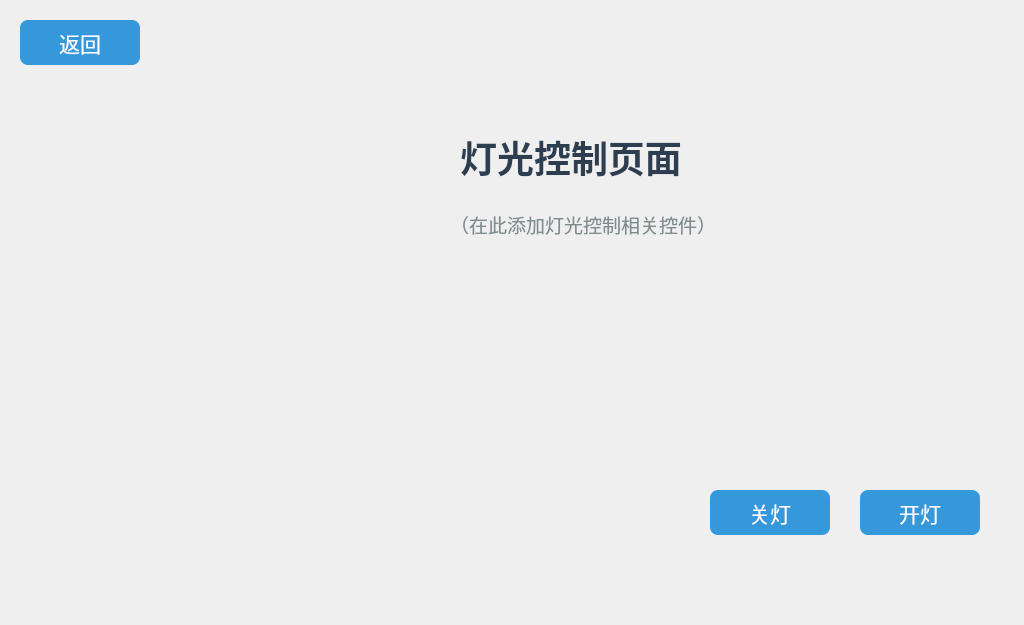
zwq1270033721/my_mp157_smart_home_panel, file ui/LightDialog.ui: the form before one commit.
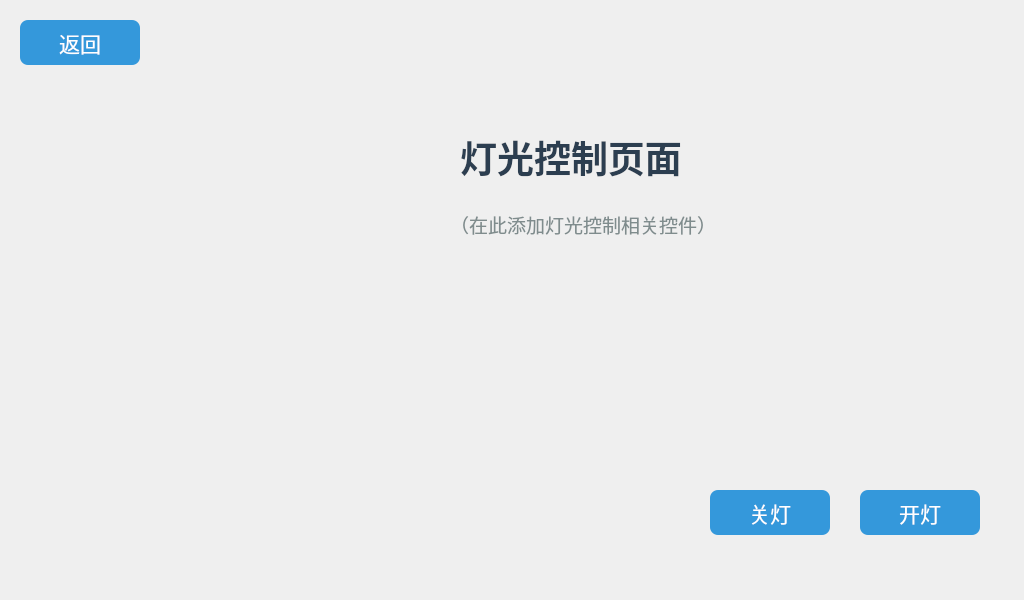
The form after the commit.

Patch:
```diff
--- a/ui/LightDialog.ui
+++ b/ui/LightDialog.ui
@@ -7,19 +7,19 @@
     <x>0</x>
     <y>0</y>
     <width>1024</width>
-    <height>625</height>
+    <height>600</height>
    </rect>
   </property>
   <property name="minimumSize">
    <size>
     <width>1024</width>
-    <height>625</height>
+    <height>600</height>
    </size>
   </property>
   <property name="maximumSize">
    <size>
     <width>1024</width>
-    <height>625</height>
+    <height>600</height>
    </size>
   </property>
   <property name="windowTitle">
```
